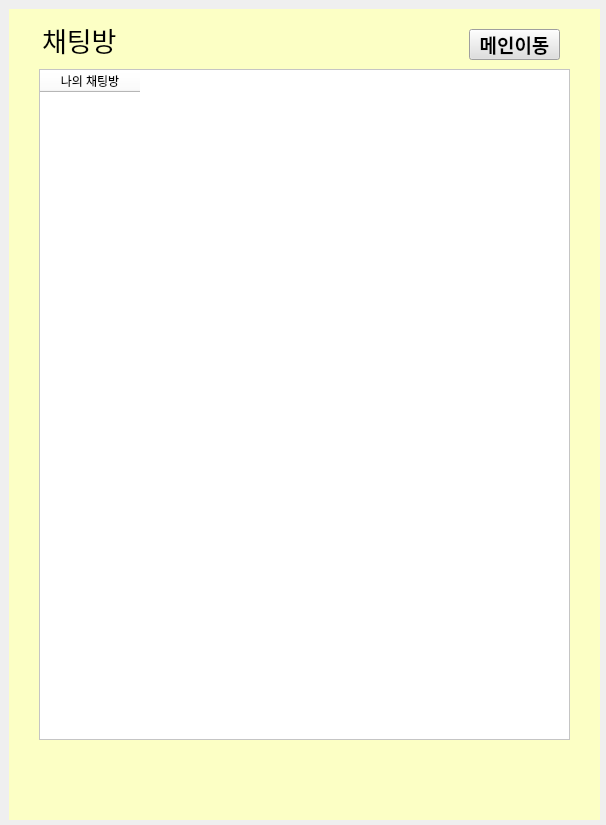
Before: the Qt Designer form eh_chatting.ui in songhwa1/kakaojang, drawn with Qt 5.
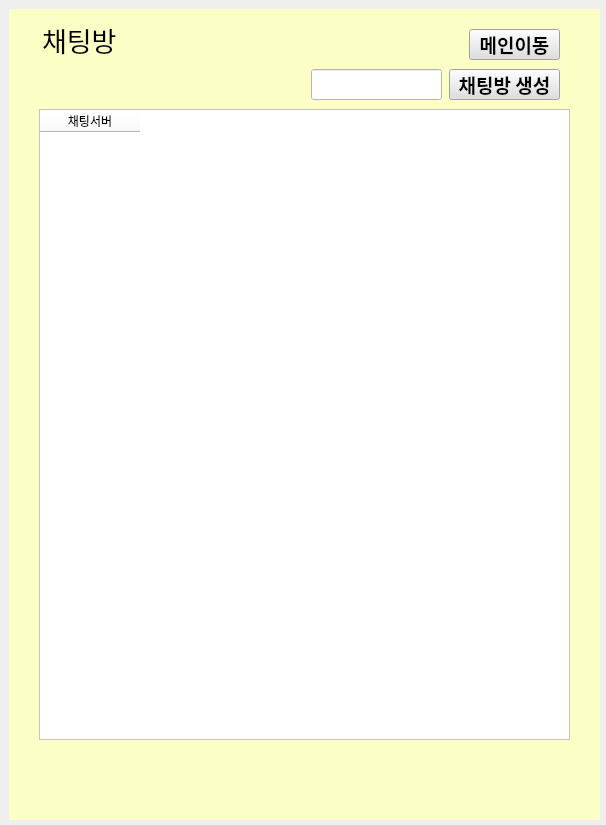
After: the same form once the commit is applied. The open tabs and pages were chosen to show the change.

Commit message: ㅁㄴㅇㄹㄴㅇ

The edit to the form file:
```diff
--- a/eh_chatting.ui
+++ b/eh_chatting.ui
@@ -118,9 +118,9 @@
      <property name="geometry">
       <rect>
        <x>30</x>
-       <y>60</y>
+       <y>100</y>
        <width>531</width>
-       <height>671</height>
+       <height>631</height>
       </rect>
      </property>
      <property name="styleSheet">
@@ -131,7 +131,7 @@
      </property>
      <column>
       <property name="text">
-       <string>나의 채팅방</string>
+       <string>채팅서버</string>
       </property>
      </column>
     </widget>
@@ -179,6 +179,44 @@
       <string>메인이동</string>
      </property>
     </widget>
+    <widget class="QPushButton" name="createChat_Button">
+     <property name="geometry">
+      <rect>
+       <x>440</x>
+       <y>60</y>
+       <width>111</width>
+       <height>31</height>
+      </rect>
+     </property>
+     <property name="font">
+      <font>
+       <family>맑은 고딕</family>
+       <pointsize>14</pointsize>
+       <weight>75</weight>
+       <italic>false</italic>
+       <bold>true</bold>
+      </font>
+     </property>
+     <property name="styleSheet">
+      <string notr="true">background-color: rgb(223, 223, 223);</string>
+     </property>
+     <property name="text">
+      <string>채팅방 생성</string>
+     </property>
+    </widget>
+    <widget class="QLineEdit" name="createChat_lineEdit">
+     <property name="geometry">
+      <rect>
+       <x>302</x>
+       <y>60</y>
+       <width>131</width>
+       <height>31</height>
+      </rect>
+     </property>
+     <property name="styleSheet">
+      <string notr="true">background-color: rgb(255, 255, 255);</string>
+     </property>
+    </widget>
    </widget>
    <widget class="QWidget" name="page_3">
     <widget class="QLabel" name="label_3">
```
Left out of the diff: 2 changed lines with no effect on the pictures.
